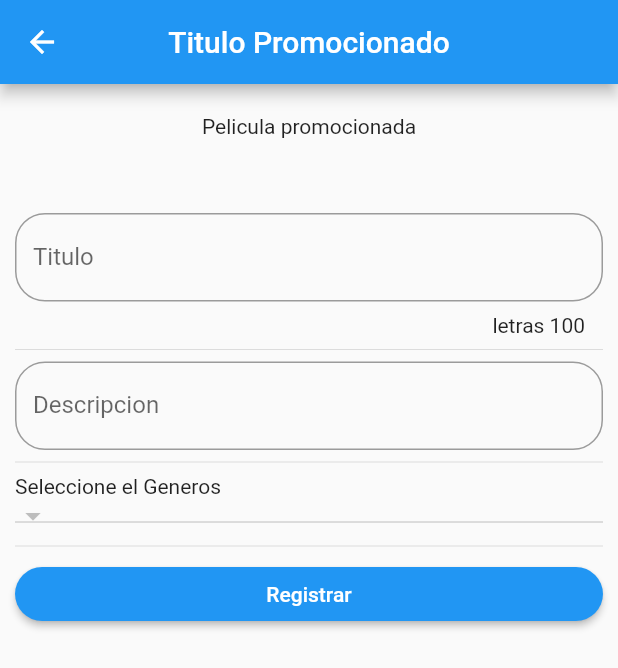
After one commit to sebastianjsam/MoviePhileFrontend, a Flutter app: the PromotedPage screen opened by its route, on a phone screen of 412 x 824 dp. The commit adds this screen. Shown: the top 668 px of the screen. Run offline on Flutter 3.47's test engine with Material 2 defaults, Android fonts, the phone set to English and light mode, and no system bars; drawn by our look-alikes of overlay_support; our stand-ins replace flutter_rating_bar, shared_preferences; accounts and stored records are empty; network calls fail.

Commit message:
Cambios Union con rama de Yimmy

```diff
--- /dev/null
+++ b/MoviePhile_Frontend/lib/src/Model/Register_Promoted.dart
@@ -0,0 +1,24 @@
+class RegisterPromoted {
+  int idFilm;
+  String titleFilm;
+  String descriptionFilm;
+  int idGenre;
+
+  RegisterPromoted(
+      {this.idFilm, this.titleFilm, this.descriptionFilm, this.idGenre});
+
+  factory RegisterPromoted.fromJson(Map<String, dynamic> json) {
+    return RegisterPromoted(
+        idFilm: json['id'],
+        titleFilm: json['title'],
+        descriptionFilm: json['overview'],
+        idGenre: json['genreId']);
+  }
+
+  Map<String, dynamic> toJson() => {
+        "id": this.idFilm,
+        "title": this.titleFilm,
+        "overview": this.descriptionFilm,
+        "genreId": this.idGenre
+      };
+}
--- /dev/null
+++ b/MoviePhile_Frontend/lib/src/pages/Register_Promoted.dart
@@ -0,0 +1,202 @@
+import 'package:flutter/material.dart';
+import 'package:flutter_demo/src/Model/Genre.dart';
+//import 'package:flutter_demo/src/Model/Genre.dart';
+import 'package:flutter_demo/src/services/Genre.dart';
+import 'package:flutter_demo/src/Model/Register_Promoted.dart';
+import 'package:flutter_demo/src/pages/ConsultarTitulo_page.dart';
+import 'package:flutter_demo/src/services/Register_Promoted.dart';
+//import 'package:flutter_demo/src/services/Register_Promoted.dart';
+import 'package:flutter_demo/src/services/user_service.dart';
+
+class PromotedPage extends StatefulWidget {
+  @override
+  _RegisterPromotedPageState createState() => _RegisterPromotedPageState();
+}
+
+class _RegisterPromotedPageState extends State<PromotedPage> {
+  RegisterPromoted register;
+  GenreService genre = GenreService();
+  List<DropdownMenuItem<Genre>> _dropdownMenuItems;
+  Genre _selectedgenero;
+  Future<List<Genre>> _listGenre;
+  //final _id = TextEditingController();
+  final _title = TextEditingController();
+  final _description = TextEditingController();
+  final _genero = TextEditingController();
+
+  @override
+  void initState() {
+    genre.getAllGenre().then((value) => {
+          _dropdownMenuItems = buildDropdownMenuItems(value),
+          _selectedgenero = _dropdownMenuItems[0].value,
+        });
+    super.initState();
+  }
+
+  List<DropdownMenuItem<Genre>> buildDropdownMenuItems(List genero) {
+    List<DropdownMenuItem<Genre>> items = List();
+    for (Genre genre in genero) {
+      print(genre.name);
+      items.add(
+        DropdownMenuItem(
+          value: genre,
+          child: Text(genre.name),
+        ),
+      );
+    }
+
+    return items;
+  }
+
+  onChangeDropdownItem(Genre selectedGenre) {
+    setState(() {
+      _selectedgenero = selectedGenre;
+    });
+  }
+
+  @override
+  Widget build(BuildContext context) {
+    return Scaffold(
+      appBar: AppBar(
+        centerTitle: true,
+        title: Text('Titulo Promocionado'),
+      ),
+      body: ListView(
+        padding: EdgeInsets.symmetric(horizontal: 10.0, vertical: 20.0),
+        children: <Widget>[
+          Text(
+            "Pelicula promocionada",
+            textAlign: TextAlign.center,
+          ),
+          SizedBox(
+            height: 50.0,
+          ),
+          _crearTitulo(),
+          Divider(),
+          _crearDescripcion(),
+          Divider(),
+          Text("Seleccione el Generos"),
+          DropdownButton(
+            value: _selectedgenero,
+            items: _dropdownMenuItems,
+            onChanged: onChangeDropdownItem,
+          ),
+          // _crearGenero(),
+          Divider(),
+          //  _crearPersona(),
+          RaisedButton(
+            child: Text('Registrar'),
+            color: Colors.blue,
+            textColor: Colors.white,
+            shape: StadiumBorder(),
+            onPressed: () {
+              // Navigator.pop(context);
+              if (_title.text.isEmpty || _description.text.isEmpty) {
+                _buildAlert(context);
+              } else {
+                //print("entro aqui.....");
+                register = RegisterPromoted(
+                    idFilm: 99999 + 6,
+                    titleFilm: _title.text,
+                    descriptionFilm: _description.text,
+                    idGenre: _selectedgenero.id);
+                // print("genero"+ idGenre);
+                registerPromoted(register).then((value) => {
+                      if (value != null)
+                        {
+                          //print("entro aqui"),
+                          Navigator.push(
+                            context,
+                            new MaterialPageRoute(
+                              builder: (context) => new SearchPage(),
+                            ),
+                          )
+                        }
+                      else
+                        {
+                          // _buildAlert(context)
+                        }
+                    });
+              }
+            },
+          ),
+        ],
+      ),
+    );
+  }
+
+// Metodo que estructura el campo del nombre de usuario
+// return el campo de ingresar en nombre
+  Widget _crearTitulo() {
+    return TextField(
+        //autofocus: true,
+        controller: _title,
+        textCapitalization: TextCapitalization.sentences,
+        decoration: InputDecoration(
+          border: OutlineInputBorder(borderRadius: BorderRadius.circular(20.0)),
+          counter: Text('letras 100'),
+          hintText: 'Titulo',
+          labelText: 'Titulo',
+          //  suffixIcon: Icon(Icons.accessibility),
+          //  icon: Icon(Icons.account_circle)
+        ));
+  }
+
+  Widget _crearDescripcion() {
+    return TextField(
+        //autofocus: true,
+        controller: _description,
+        keyboardType: TextInputType.emailAddress,
+        decoration: InputDecoration(
+            border:
+                OutlineInputBorder(borderRadius: BorderRadius.circular(20.0)),
+            hintText: 'Descripcion',
+            labelText: 'Descripcion'
+            // suffixIcon: Icon(Icons.alternate_email)
+            //icon: Icon(Icons.email)
+            ));
+  }
+
+// Metodo que estructura el campo password
+// return el campo de ingresar password
+  Widget _crearGenero() {
+    return TextField(
+        //autofocus: true,
+        controller: _genero,
+        obscureText: true,
+        decoration: InputDecoration(
+          border: OutlineInputBorder(borderRadius: BorderRadius.circular(20.0)),
+          hintText: 'Genero',
+          labelText: 'Genero',
+          // suffixIcon: Icon(Icons.lock_open),
+          //icon: Icon(Icons.lock)
+        ));
+  }
+
+  void _buildAlert(BuildContext context) {
+    showDialog(
+      context: context,
+      barrierDismissible: true,
+      builder: (context) {
+        return AlertDialog(
+          shape:
+              RoundedRectangleBorder(borderRadius: BorderRadius.circular(20.0)),
+          title: Text('Error'),
+          content: Column(
+            mainAxisSize: MainAxisSize.min,
+            children: <Widget>[
+              Text('Datos faltantes'),
+            ],
+          ),
+          actions: <Widget>[
+            FlatButton(
+                child: Text('OK'),
+                onPressed: () {
+                  Navigator.pop(context);
+                })
+          ],
+        );
+      },
+    );
+  }
+}
--- a/MoviePhile_Frontend/lib/src/services/ConsultComunityService.dart
+++ b/MoviePhile_Frontend/lib/src/services/ConsultComunityService.dart
@@ -20,6 +20,7 @@ class ConsultComunityService {
 
   Future<List<Comunity>> getAllComunity() async {
     // HttpOverrides.global = new MyHttpOverrides();
+
     final response = await http.get(Uri.parse(url),
         headers: {'Authorization': 'Bearer ' + TextApp.TOKEN_TEMPORAL});
     List<Comunity> comunityList = [];
--- a/MoviePhile_Frontend/lib/src/services/FilmCommentService.dart
+++ b/MoviePhile_Frontend/lib/src/services/FilmCommentService.dart
@@ -56,8 +56,7 @@ class FilmcommentService {
     } catch (e) {
       throw ("allCommentGetFilm: Error Get, quizas Backend no disponible");
     }
-    print("________________");
-    print(response.body);
+
     var jsonResponse = json.decode(response.body);
     var objectResponse = FilmS.fromJson(jsonResponse);
     if (response.statusCode == 200) {
--- a/MoviePhile_Frontend/pubspec.yaml
+++ b/MoviePhile_Frontend/pubspec.yaml
@@ -26,7 +26,6 @@ dependencies:
   overlay_support: ^1.2.1
   shared_preferences: ^2.0.6
   flutter_rating_bar:
-
 
   # The following adds the Cupertino Icons font to your application.
   # Use with the CupertinoIcons class for iOS style icons.
```
Also changed, not shown: MoviePhile_Frontend/lib/src/Model/Genre.dart (+10 -1 lines), MoviePhile_Frontend/lib/src/pages/menulateral.dart (+3 -15 lines), MoviePhile_Frontend/lib/src/routes/route.dart (+3 -6 lines), MoviePhile_Frontend/lib/src/services/Genre.dart (added, +45 -0 lines), MoviePhile_Frontend/lib/src/services/Register_Promoted.dart (added, +118 -0 lines).
